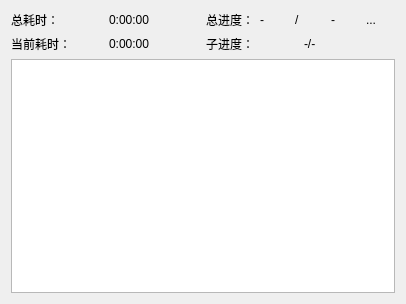
Before: the Qt Designer form components/widget_runtime_info/res/runtime_info.ui in PPJUST/ComicDup, drawn with Qt 5.
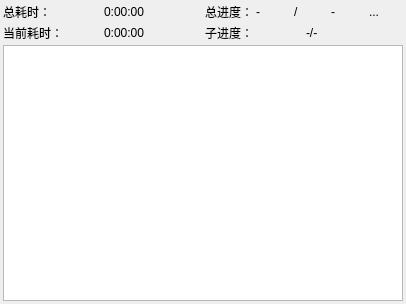
After: the same form once the commit is applied.

```diff
--- a/components/widget_runtime_info/res/runtime_info.ui
+++ b/components/widget_runtime_info/res/runtime_info.ui
@@ -13,7 +13,22 @@
   <property name="windowTitle">
    <string>Form</string>
   </property>
-  <layout class="QVBoxLayout" name="verticalLayout">
+  <layout class="QVBoxLayout" name="verticalLayout" stretch="0,1">
+   <property name="spacing">
+    <number>3</number>
+   </property>
+   <property name="leftMargin">
+    <number>3</number>
+   </property>
+   <property name="topMargin">
+    <number>3</number>
+   </property>
+   <property name="rightMargin">
+    <number>3</number>
+   </property>
+   <property name="bottomMargin">
+    <number>3</number>
+   </property>
    <item>
     <layout class="QGridLayout" name="gridLayout">
      <item row="0" column="0">
```
Left out of the diff: 72 changed lines with no effect on the pictures.
